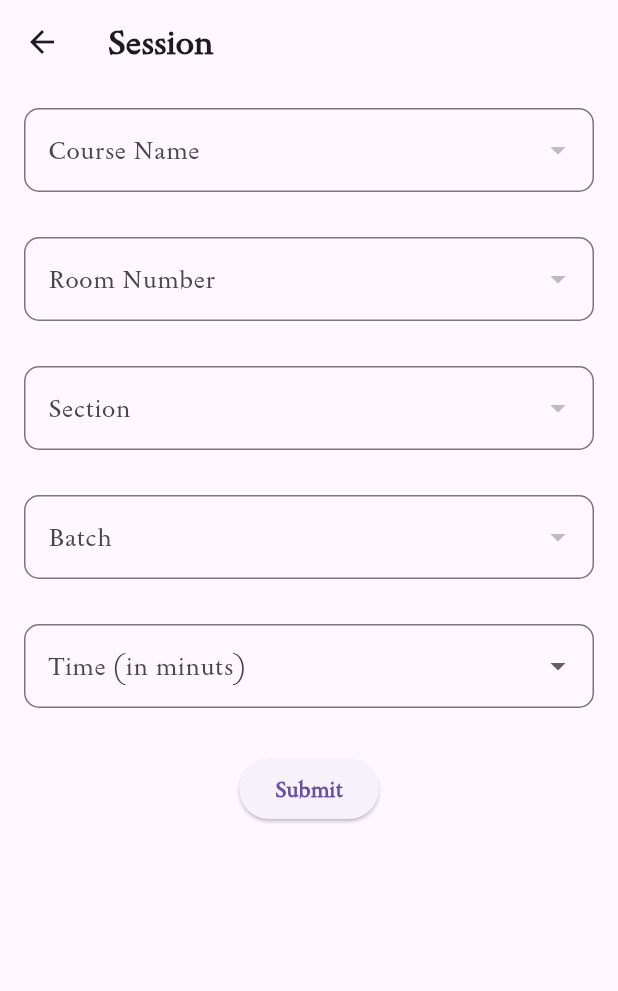
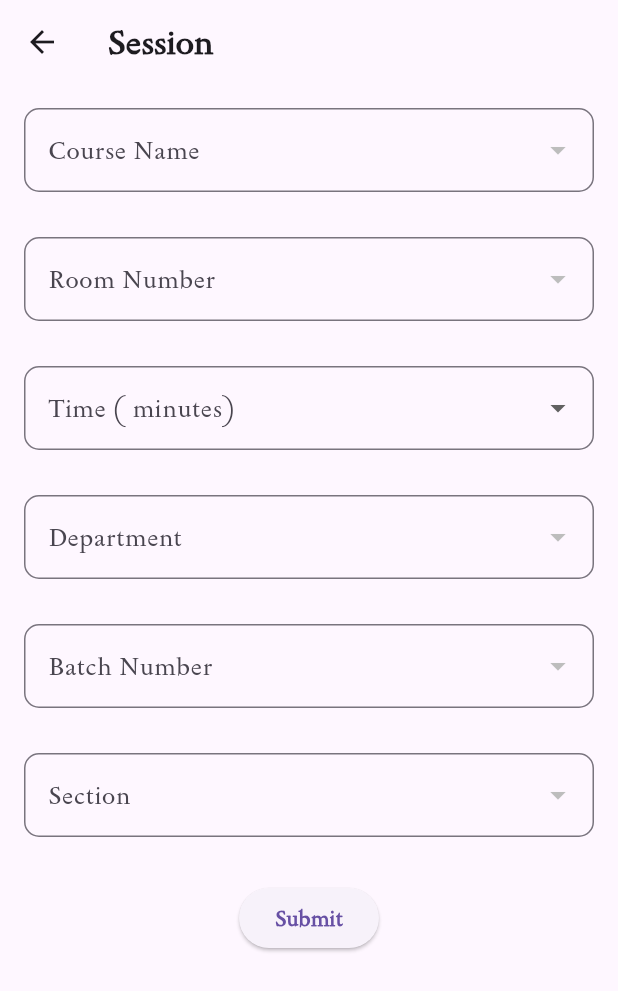
Before and after one commit to Whitesahdow/Automated-Attendance-and-Class-Security-Management-System, a Flutter app: the Session screen opened directly with empty values, on a phone screen of 412 x 824 dp. Shown: the top 991 px of the screen. Run offline on Flutter 3.47's test engine with Material 3 defaults, Android fonts, the phone set to English and light mode, and no system bars; our stand-ins replace shared_preferences, table_calendar; accounts and stored records are empty; network calls fail.

Commit message:
sessions page collects succesfully

```diff
--- a/lib/Instructor/instrct_Drawer/sessions/booked_session.dart
+++ b/lib/Instructor/instrct_Drawer/sessions/booked_session.dart
@@ -6,7 +6,7 @@ class BookedSessionPage extends StatefulWidget {
   final String roomNumber;
   final String section;
   final String batch;
-  final String announcement;
+  final String department;
 
   const BookedSessionPage({
     super.key,
@@ -14,7 +14,7 @@ class BookedSessionPage extends StatefulWidget {
     required this.roomNumber,
     required this.section,
     required this.batch,
-    required this.announcement,
+    required this.department,
   });
 
   @override
@@ -47,9 +47,9 @@ class _BookedSessionPageState extends State<BookedSessionPage> {
                 widget.roomNumber.isNotEmpty ||
                 widget.section.isNotEmpty ||
                 widget.batch.isNotEmpty ||
-                widget.announcement.isNotEmpty)
+                widget.department.isNotEmpty)
               Text(
-                'Course Name: ${widget.courseName}',
+                'Course Name : ${widget.courseName}',
                 style: const TextStyle(
                   fontFamily: 'sedan',
                   fontSize: 16,
@@ -60,16 +60,16 @@ class _BookedSessionPageState extends State<BookedSessionPage> {
                 widget.roomNumber.isNotEmpty ||
                 widget.section.isNotEmpty ||
                 widget.batch.isNotEmpty ||
-                widget.announcement.isNotEmpty)
+                widget.department.isNotEmpty)
               const SizedBox(height: 5.0),
             if (_isReserved || // Show details even if reserved but empty
                 widget.courseName.isNotEmpty ||
                 widget.roomNumber.isNotEmpty ||
                 widget.section.isNotEmpty ||
                 widget.batch.isNotEmpty ||
-                widget.announcement.isNotEmpty)
+                widget.department.isNotEmpty)
               Text(
-                'Room Number: ${widget.roomNumber}',
+                'Room Number : ${widget.roomNumber}',
                 style: const TextStyle(
                   fontFamily: 'sedan',
                   fontSize: 16,
@@ -80,16 +80,16 @@ class _BookedSessionPageState extends State<BookedSessionPage> {
                 widget.roomNumber.isNotEmpty ||
                 widget.section.isNotEmpty ||
                 widget.batch.isNotEmpty ||
-                widget.announcement.isNotEmpty)
+                widget.department.isNotEmpty)
               const SizedBox(height: 5.0),
             if (_isReserved || // Show details even if reserved but empty
                 widget.courseName.isNotEmpty ||
                 widget.roomNumber.isNotEmpty ||
                 widget.section.isNotEmpty ||
                 widget.batch.isNotEmpty ||
-                widget.announcement.isNotEmpty)
+                widget.department.isNotEmpty)
               Text(
-                'Section: ${widget.section}',
+                'Section : ${widget.section}',
                 style: const TextStyle(
                   fontFamily: 'sedan',
                   fontSize: 16,
@@ -100,16 +100,16 @@ class _BookedSessionPageState extends State<BookedSessionPage> {
                 widget.roomNumber.isNotEmpty ||
                 widget.section.isNotEmpty ||
                 widget.batch.isNotEmpty ||
-                widget.announcement.isNotEmpty)
+                widget.department.isNotEmpty)
               const SizedBox(height: 5.0),
             if (_isReserved || // Show details even if reserved but empty
                 widget.courseName.isNotEmpty ||
                 widget.roomNumber.isNotEmpty ||
                 widget.section.isNotEmpty ||
                 widget.batch.isNotEmpty ||
-                widget.announcement.isNotEmpty)
+                widget.department.isNotEmpty)
               Text(
-                'Batch/Year: ${widget.batch}',
+                'Batch/Year : ${widget.batch}',
                 style: const TextStyle(
                   fontFamily: 'sedan',
                   fontSize: 16,
@@ -119,15 +119,15 @@ class _BookedSessionPageState extends State<BookedSessionPage> {
                 widget.courseName.isNotEmpty ||
                 widget.roomNumber.isNotEmpty ||
                 widget.section.isNotEmpty ||
-                widget.announcement.isNotEmpty)
+                widget.department.isNotEmpty)
               const SizedBox(height: 5.0),
             if (_isReserved || // Show details even if reserved but empty
                 widget.courseName.isNotEmpty ||
                 widget.roomNumber.isNotEmpty ||
                 widget.section.isNotEmpty ||
-                widget.announcement.isNotEmpty)
+                widget.department.isNotEmpty)
               Text(
-                'Announcement: ${widget.announcement}',
+                'Department : ${widget.department}',
                 style: const TextStyle(
                   fontFamily: 'sedan',
                   fontSize: 16,
@@ -137,7 +137,7 @@ class _BookedSessionPageState extends State<BookedSessionPage> {
                 widget.courseName.isEmpty &&
                 widget.roomNumber.isEmpty &&
                 widget.section.isEmpty &&
-                widget.announcement.isEmpty)
+                widget.department.isEmpty)
               const Center(
                 child: Text(
                   'No announcement today',
--- a/lib/Instructor/instrct_Drawer/sessions/session.dart
+++ b/lib/Instructor/instrct_Drawer/sessions/session.dart
@@ -1,3 +1,5 @@
+import 'dart:async';
+
 import 'package:AAMCS_App/Instructor/instrct_Drawer/sessions/sessions_selector.dart';
 import 'package:flutter/material.dart';
 import 'package:http/http.dart' as http;
@@ -13,22 +15,19 @@ class Session extends StatefulWidget {
   State<Session> createState() => _SessionState();
 }
 
-// "course_category": "Major",
-//         "course_code": "ECEg4103",
-//         "course_credit": "4",
-//         "course_department": "Electrical",
-//         "course_name": "Computer Architecture and Organization",
-
 class _SessionState extends State<Session> {
   List<Menu_list> menu_lists = [];
-  String? _selectedCourseName;
+  //String? _selectedCourseName;
   String? _selectedRoomNumber;
   String? _selectedSection;
+  String? _selectedDepartment;
   String? _selectedBatch;
   String? _selectedtime;
-
   SessionData sessionData = SessionData();
-
+  List roomnumber = [];
+  List<dynamic> sectionList = [];
+  List<dynamic> department_list = [];
+  List<dynamic> batch_No = [];
   static const List<String> _time = ['10', '15', '20'];
   get time => "";
   @override
@@ -36,9 +35,9 @@ class _SessionState extends State<Session> {
     super.initState();
     _fetchCourseList();
     _fetch_Room_List();
-    print(menu_lists);
-    // _fetch_Section_List();
-    //_fetch_Batch_List();
+
+    _fetch_Batch_List();
+    _fetch_Dept_List();
   }
 
   // @override
@@ -71,7 +70,7 @@ class _SessionState extends State<Session> {
         throw Exception('Failed to load courses');
       }
     } catch (e) {
-      print('Error: $e');
+      print('Errorrrrrrrrrrrrrrrrrrrr : $e');
       // Handle error
     }
   }
@@ -89,28 +88,55 @@ class _SessionState extends State<Session> {
 
       if (response.statusCode == 200) {
         var jsonData = jsonDecode(response.body);
-
+        print(jsonData);
         setState(() {
-          menu_lists = (jsonData["rooms"]["room_no"] as List)
-              .map((choice) => Menu_list(
-                    Room_number: choice['Room_number'],
-                  ))
-              .toList();
+          roomnumber =
+              jsonData.map((element) => element['room'] as String).toList();
+          print("working");
         });
       } else {
         throw Exception('.....................Failed to load Rooms. ');
       }
     } catch (e) {
-      print('Error: $e');
-      // Handle error
+      print('Erro0000000000000000r: $e');
     }
   }
 
   //##############################################__fetch_Section_List__#############
-  Future<void> _fetch_Section_List() async {
+
+  Future<InstInfo> getdata() async {
+    final response = await http.get(
+      Uri.parse("https://besufikadyilma.tech/instructor/me"),
+      headers: {
+        "Content-Type": "application/json",
+        "Authorization": "Bearer ${widget.myToken}"
+      },
+    );
+
+    if (response.statusCode == 200) {
+      var jsonData = jsonDecode(response.body);
+      final user = InstInfo(
+        id_key: jsonData['id'],
+      );
+      return user;
+    } else {
+      throw Exception('Failed to load data');
+    }
+    // return InstInfo();
+  }
+
+  Future<void> _fetchsectionList() async {
+    final data = await getdata();
+    const url_base = "https://besufikadyilma.tech/instructor/get-class";
+    final user = data.id_key;
+    String cleanedId = user!.replaceAll('-', '');
+    print(cleanedId);
+    // print("...................${user.toString()}");
     try {
       final response = await http.get(
-        Uri.parse("https://besufikadyilma.tech/room/get"),
+        Uri.parse("$url_base?instructors_id= $cleanedId"),
+        // Uri.parse(
+        //     ""),
         headers: {
           "Content-Type": "application/json",
           "Authorization": "Bearer ${widget.myToken}"
@@ -119,16 +145,14 @@ class _SessionState extends State<Session> {
 
       if (response.statusCode == 200) {
         var jsonData = jsonDecode(response.body);
-
+        print(jsonData);
         setState(() {
-          menu_lists = (jsonData["section"] as List)
-              .map((choice) => Menu_list(
-                    Section: choice['Room_number'],
-                  ))
+          sectionList = (jsonData)
+              .map((course) => ScnLists(section: course['class']['section']))
               .toList();
         });
       } else {
-        throw Exception('............Failed to load Sections');
+        throw Exception('Failed to load courses');
       }
     } catch (e) {
       print('Error: $e');
@@ -136,11 +160,19 @@ class _SessionState extends State<Session> {
     }
   }
 
-  //#############################################______ fetch Batch List_____####################
+  //#############################################______ fetch Department List_____####################
   Future<void> _fetch_Batch_List() async {
+    final dept_data = await getdata();
+    const url_base = "https://besufikadyilma.tech/instructor/get-class";
+    final dep_user = dept_data.id_key;
+    String cleanedId = dep_user!.replaceAll('-', '');
+    print(cleanedId);
+    // print("...................${user.toString()}");
     try {
       final response = await http.get(
-        Uri.parse("https://besufikadyilma.tech/room/get"),
+        Uri.parse("$url_base?instructors_id= $cleanedId"),
+        // Uri.parse(
+        //     ""),
         headers: {
           "Content-Type": "application/json",
           "Authorization": "Bearer ${widget.myToken}"
@@ -149,16 +181,52 @@ class _SessionState extends State<Session> {
 
       if (response.statusCode == 200) {
         var jsonData = jsonDecode(response.body);
-
+        print(jsonData);
         setState(() {
-          menu_lists = (jsonData["Batch_No"] as List)
-              .map((choice) => Menu_list(
-                    Batch_No: choice['Batch_No'],
-                  ))
+          batch_No = (jsonData)
+              .map(
+                  (course) => BatchList(batch_number: course['class']['batch']))
               .toList();
         });
       } else {
-        throw Exception('Failed to load batch list');
+        throw Exception('Failed to load courses');
+      }
+    } catch (e) {
+      print('Error: $e');
+      // Handle error
+    }
+  }
+
+//################################
+  Future<void> _fetch_Dept_List() async {
+    final dept_data = await getdata();
+    const url_base = "https://besufikadyilma.tech/instructor/get-class";
+    final dep_user = dept_data.id_key;
+    String cleanedId = dep_user!.replaceAll('-', '');
+    print(cleanedId);
+    // print("...................${user.toString()}");
+    try {
+      final response = await http.get(
+        Uri.parse("$url_base?instructors_id= $cleanedId"),
+        // Uri.parse(
+        //     ""),
+        headers: {
+          "Content-Type": "application/json",
+          "Authorization": "Bearer ${widget.myToken}"
+        },
+      );
+
+      if (response.statusCode == 200) {
+        var jsonData = jsonDecode(response.body);
+        print(jsonData);
+        setState(() {
+          department_list = (jsonData)
+              .map((course) =>
+                  DeptList(department_name: course['class']['department']))
+              .toList();
+        });
+      } else {
+        throw Exception('Failed to load courses');
       }
     } catch (e) {
       print('Error: $e');
@@ -186,17 +254,17 @@ class _SessionState extends State<Session> {
           children: [
 //#############################################################################################
 
-            DropdownButtonFormField<String>(
-              value: _selectedCourseName,
+            DropdownButtonFormField<String?>(
+              // value: _selectedCourseName,
               items: menu_lists
                   .map((choice) => DropdownMenuItem<String>(
-                        value: choice.course_name,
+                        value: choice.course_name.toString(),
                         child: Text(choice.course_name.toString()),
                       ))
                   .toList(),
               onChanged: (value) {
                 setState(() {
-                  _selectedCourseName = value;
+                  //_selectedCourseName = value;
                   sessionData.courseName = value;
                 });
               },
@@ -218,80 +286,23 @@ class _SessionState extends State<Session> {
 
             DropdownButtonFormField<String>(
               value: _selectedRoomNumber,
-              items: menu_lists
-                  .map((choice) => DropdownMenuItem<String>(
-                        value: choice.Room_number,
-                        child: Text(choice.Room_number.toString()),
+              items: roomnumber
+                  .map((room) => DropdownMenuItem<String>(
+                        value: room,
+                        child: Text(room),
                       ))
                   .toList(),
               onChanged: (value) {
+                print(
+                    "Selected room: $value"); // Check if onChanged is triggered
                 setState(() {
                   _selectedRoomNumber = value;
-                  sessionData.roomNumber = value;
+                  sessionData.roomNumber =
+                      value; // Ensure sessionData is correctly updated
                 });
               },
               decoration: const InputDecoration(
                 labelText: 'Room Number',
-                labelStyle: TextStyle(
-                  fontFamily: 'Sedan',
-                  fontSize: 16,
-                  fontWeight: FontWeight.normal,
-                ),
-                border: OutlineInputBorder(
-                  borderRadius: BorderRadius.all(Radius.circular(10)),
-                ),
-              ),
-            ),
-            const SizedBox(height: 30),
-
-//#############################################################################################
-
-            DropdownButtonFormField<String>(
-              value: _selectedSection,
-              items: menu_lists
-                  .map((choice) => DropdownMenuItem<String>(
-                        value: choice.course_name,
-                        child: Text(choice.course_name.toString()),
-                      ))
-                  .toList(),
-              onChanged: (value) {
-                setState(() {
-                  _selectedSection = value;
-                  sessionData.section = value;
-                });
-              },
-              decoration: const InputDecoration(
-                labelText: 'Section',
-                labelStyle: TextStyle(
-                  fontFamily: 'Sedan',
-                  fontSize: 16,
-                  fontWeight: FontWeight.normal,
-                ),
-                border: OutlineInputBorder(
-                  borderRadius: BorderRadius.all(Radius.circular(10)),
-                ),
-              ),
-            ),
-            const SizedBox(height: 30),
-
-//#############################################################################################
-
-            DropdownButtonFormField<String>(
-              value: _selectedBatch,
-              items: menu_lists
-                  .map((course) => DropdownMenuItem<String>(
-                        value: course.course_name,
-                        child: Text(course.course_name.toString()),
-                      ))
-                  .toList(),
-              onChanged: (value) {
-                setState(() {
-                  _selectedBatch = value;
-                  sessionData.batch = value;
-                });
-              },
-              decoration: const InputDecoration(
-                labelText: 'Batch',
                 labelStyle: TextStyle(
                   fontFamily: 'Sedan',
                   fontSize: 16,
@@ -316,7 +327,7 @@ class _SessionState extends State<Session> {
                   .toList(),
               onChanged: (value) => setState(() => _selectedtime = value!),
               decoration: const InputDecoration(
-                labelText: 'Time (in minuts)',
+                labelText: 'Time ( minutes)',
                 labelStyle: TextStyle(
                   fontFamily: 'Sedan',
                   fontSize: 16,
@@ -328,6 +339,91 @@ class _SessionState extends State<Session> {
               ),
             ),
             const SizedBox(height: 30),
+//################################################################
+            DropdownButtonFormField<String>(
+              value: _selectedDepartment,
+              items: department_list
+                  .map((dept_choice) => DropdownMenuItem<String>(
+                        value: dept_choice.department_name,
+                        child: Text(dept_choice.department_name),
+                      ))
+                  .toList(),
+              onChanged: (value) {
+                setState(() {
+                  _selectedDepartment = value;
+                  sessionData.department = value;
+                });
+              },
+              decoration: const InputDecoration(
+                labelText: 'Department',
+                labelStyle: TextStyle(
+                  fontFamily: 'Sedan',
+                  fontSize: 16,
+                  fontWeight: FontWeight.normal,
+                ),
+                border: OutlineInputBorder(
+                  borderRadius: BorderRadius.all(Radius.circular(10)),
+                ),
+              ),
+            ),
+            const SizedBox(height: 30),
+//##############################################################################
+            DropdownButtonFormField<String>(
+              value: _selectedBatch,
+              items: batch_No
+                  .map((batchchoice) => DropdownMenuItem<String>(
+                        value: batchchoice.batch_number,
+                        child: Text(batchchoice.batch_number),
+                      ))
+                  .toList(),
+              onChanged: (value) {
+                setState(() {
+                  _selectedBatch = value;
+                  sessionData.batch = value;
+                });
+              },
+              decoration: const InputDecoration(
+                labelText: 'Batch Number',
+                labelStyle: TextStyle(
+                  fontFamily: 'Sedan',
+                  fontSize: 16,
+                  fontWeight: FontWeight.normal,
+                ),
+                border: OutlineInputBorder(
+                  borderRadius: BorderRadius.all(Radius.circular(10)),
+                ),
+              ),
+            ),
+            const SizedBox(height: 30),
+            //######################################################
+            DropdownButtonFormField<String>(
+              value: _selectedSection,
+              items: sectionList
+                  .map((course) => DropdownMenuItem<String>(
+                        value: course.section,
+                        child: Text(course.section),
+                      ))
+                  .toList(),
+              onChanged: (value) {
+                setState(() {
+                  _selectedSection = value;
+                  sessionData.section = value;
+                });
+              },
+              decoration: const InputDecoration(
+                labelText: 'Section',
+                labelStyle: TextStyle(
+                  fontFamily: 'Sedan',
+                  fontSize: 16,
+                  fontWeight: FontWeight.normal,
+                ),
+                border: OutlineInputBorder(
+                  borderRadius: BorderRadius.all(Radius.circular(10)),
+                ),
+              ),
+            ),
+            const SizedBox(height: 30),
+//##############################################################################
             ElevatedButton(
               onPressed: () {
                 _showConfirmationDialog(context);
@@ -385,7 +481,7 @@ class _SessionState extends State<Session> {
                     roomNumber: sessionData.roomNumber ?? '',
                     section: sessionData.section ?? '',
                     batch: sessionData.batch ?? '',
-                    announcement: sessionData.announcement ?? '',
+                    department: sessionData.department ?? '',
                   ),
                 ),
               );
--- a/lib/Instructor/instrct_Drawer/sessions/sessions_selector.dart
+++ b/lib/Instructor/instrct_Drawer/sessions/sessions_selector.dart
@@ -3,23 +3,23 @@ class SessionData {
   String? roomNumber;
   String? section;
   String? batch;
-  String? announcement;
+  String? department;
 
   SessionData({
     this.courseName,
     this.roomNumber,
     this.section,
     this.batch,
-    this.announcement,
+    this.department,
   });
 }
 ///////////////////////////////////////////////////////////////
 
 class Menu_list {
-  final String? course_name;
-  final String? Room_number;
-  final String? Section;
-  final String? Batch_No;
+  late String? course_name;
+  late String? Room_number;
+  late String? Section;
+  late String? Batch_No;
 
   Menu_list({
     this.course_name,
@@ -28,4 +28,36 @@ class Menu_list {
     this.Batch_No,
   });
 }
+
 ///////////////////////////////////////////////////////////
+class InstInfo {
+  final String? id_key;
+
+  InstInfo({
+    this.id_key,
+  });
+}
+
+class ScnLists {
+  final String section;
+
+  ScnLists({
+    required this.section,
+  });
+}
+
+class DeptList {
+  final String department_name;
+
+  DeptList({
+    required this.department_name,
+  });
+}
+
+class BatchList {
+  final String batch_number;
+
+  BatchList({
+    required this.batch_number,
+  });
+}
```
Also changed, not shown: lib/Instructor/instrct_Drawer/My_Course/instructor_course.dart (+11 -4 lines).
